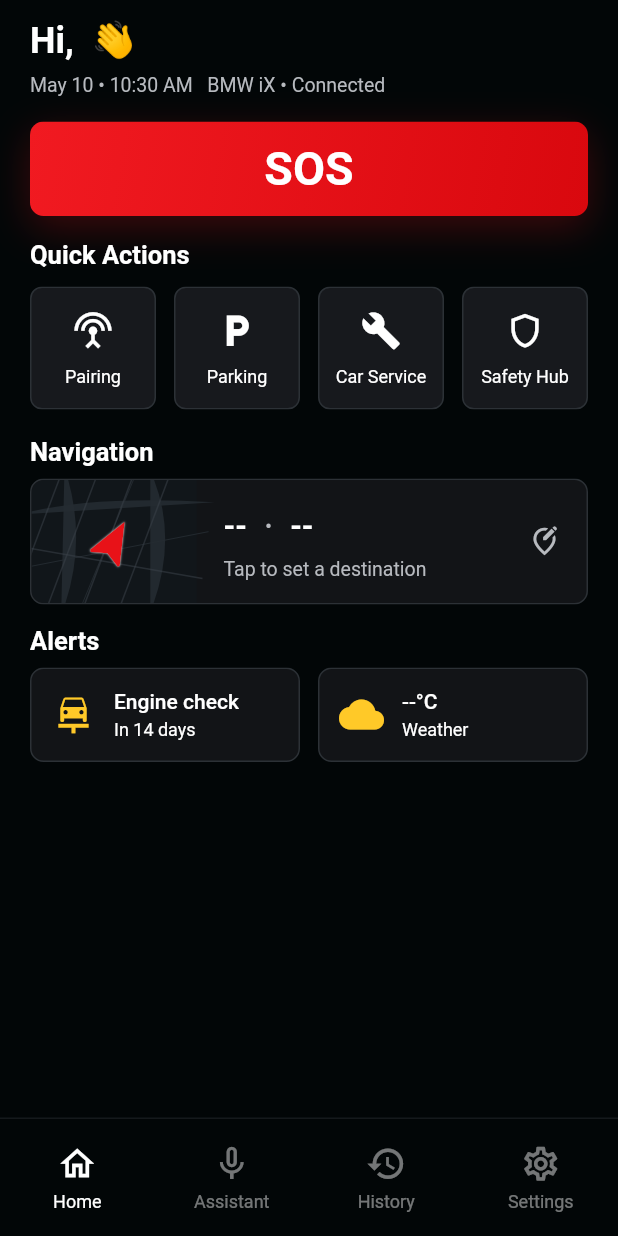
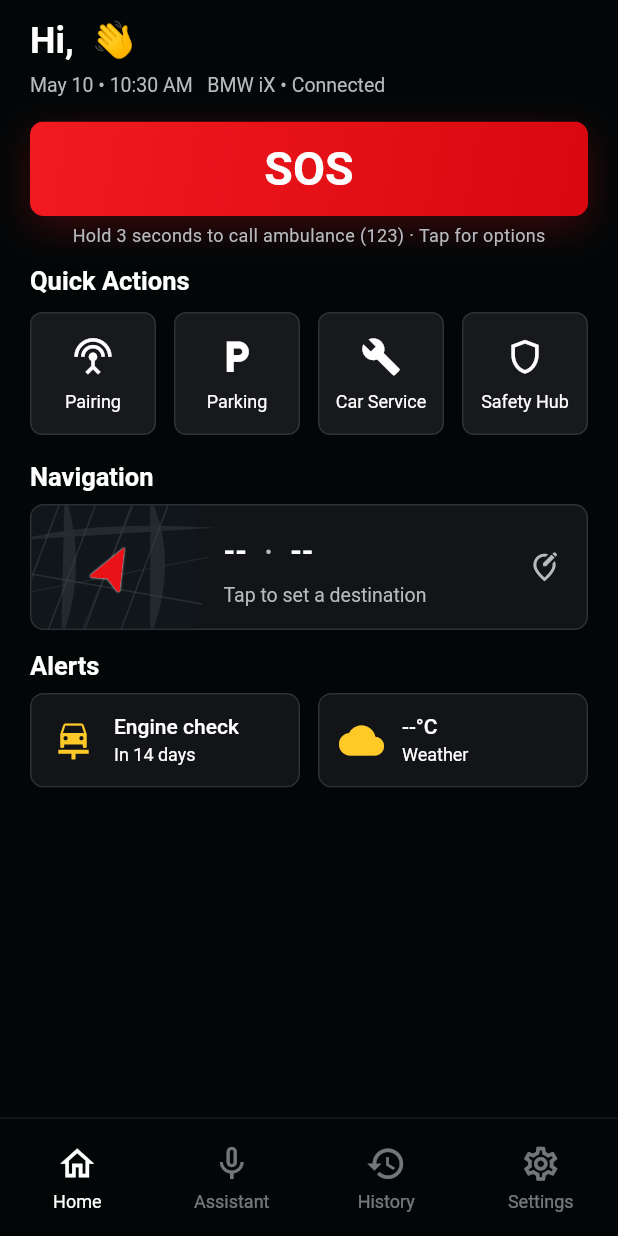
Before and after one commit to NayeraYasser1/amn_app_before_final, a Flutter app: the screen it shows once a user with an empty profile is signed in, on a phone screen of 412 x 824 dp. Run offline on Flutter 3.47's test engine with Material 3 defaults, Android fonts, the phone set to English and light mode, and no system bars; our stand-ins replace cached_network_image, cloud_firestore, firebase_auth, firebase_core, firebase_storage, flutter_map and 8 more; accounts and stored records are empty.

Commit message:
SOS button: cancel hold on finger movement, progress fill, hint caption
Safety: the hold-to-call timer is now canceled as soon as the finger
drifts more than 18 px, so slowly scrolling over the SOS button can no
longer dial the ambulance by accident (verified via logcat: cancel fires
144 ms into a drag; a motionless 3 s hold still dials exactly at 3 s).
UX: a white progress fill sweeps across the button during the hold, the
HOLD label appears only after 150 ms so quick taps do not flicker, a
light haptic tick confirms hold start, and a caption under the button
explains hold-to-call vs tap-for-options. History now logs SOS events
as Started (colored like In Progress) instead of a forever-In Progress.

Co-Authored-By: Claude Fable 5 <noreply@anthropic.com>

```diff
--- a/lib/screens/emergency_history_screen.dart
+++ b/lib/screens/emergency_history_screen.dart
@@ -742,7 +742,7 @@ Color _statusColor(String status) {
       normalized == 'resolved') {
     return _green;
   }
-  if (normalized == 'in progress') return _blue;
+  if (normalized == 'in progress' || normalized == 'started') return _blue;
   return _muted;
 }
 
--- a/lib/screens/home_page.dart
+++ b/lib/screens/home_page.dart
@@ -549,6 +549,7 @@ class _HomePageState extends State<HomePage> {
 
     _sosHoldTimer?.cancel();
     _suppressNextSosTap = false;
+    HapticFeedback.lightImpact();
     setState(() => _isHoldingSos = true);
     _sosHoldTimer = Timer(
       const Duration(seconds: _sosHoldSeconds),
@@ -581,7 +582,7 @@ class _HomePageState extends State<HomePage> {
         type: 'sos',
         title: 'SOS Ambulance Call Started',
         description: 'SOS long press from home screen',
-        status: 'In Progress',
+        status: 'Started',
       ).catchError((_) {}),
     );
     await _callAmbulance();
@@ -663,7 +664,15 @@ class _HomePageState extends State<HomePage> {
                 onHoldStart: _startSosHold,
                 onHoldCancel: _cancelSosHold,
               ),
-              const SizedBox(height: 18),
+              const SizedBox(height: 7),
+              const Center(
+                child: Text(
+                  'Hold $_sosHoldSeconds seconds to call ambulance '
+                  '($_ambulanceNumber) · Tap for options',
+                  style: TextStyle(color: _muted, fontSize: 12, height: 1),
+                ),
+              ),
+              const SizedBox(height: 16),
               const _SectionTitle('Quick Actions'),
               const SizedBox(height: 12),
               Row(
@@ -862,7 +871,7 @@ class _HomeHeader extends StatelessWidget {
   }
 }
 
-class _SosButton extends StatelessWidget {
+class _SosButton extends StatefulWidget {
   final bool isHolding;
   final VoidCallback onTap;
   final VoidCallback onHoldStart;
@@ -874,6 +883,45 @@ class _SosButton extends StatelessWidget {
     required this.onHoldStart,
     required this.onHoldCancel,
   });
+
+  @override
+  State<_SosButton> createState() => _SosButtonState();
+}
+
+class _SosButtonState extends State<_SosButton>
+    with SingleTickerProviderStateMixin {
+  // A finger that drifts further than this is scrolling, not holding —
+  // cancel the hold so a slow scroll over SOS can never dial by accident.
+  static const double _moveSlop = 18;
+
+  late final AnimationController _progress = AnimationController(
+    vsync: this,
+    duration: const Duration(seconds: _sosHoldSeconds),
+  );
+  Offset? _downPosition;
+
+  @override
+  void didUpdateWidget(covariant _SosButton oldWidget) {
+    super.didUpdateWidget(oldWidget);
+    if (widget.isHolding && !oldWidget.isHolding) {
+      _progress.forward(from: 0);
+    } else if (!widget.isHolding && oldWidget.isHolding) {
+      _progress.reset();
+    }
+  }
+
+  @override
+  void dispose() {
+    _progress.dispose();
+    super.dispose();
+  }
+
+  void _onPointerMove(PointerMoveEvent event) {
+    final down = _downPosition;
+    if (down != null && (event.position - down).distance > _moveSlop) {
+      widget.onHoldCancel();
+    }
+  }
 
   @override
   Widget build(BuildContext context) {
@@ -902,18 +950,45 @@ class _SosButton extends StatelessWidget {
           ),
           child: Listener(
             behavior: HitTestBehavior.opaque,
-            onPointerDown: (_) => onHoldStart(),
-            onPointerUp: (_) => onHoldCancel(),
-            onPointerCancel: (_) => onHoldCancel(),
+            onPointerDown: (event) {
+              _downPosition = event.position;
+              widget.onHoldStart();
+            },
+            onPointerMove: _onPointerMove,
+            onPointerUp: (_) => widget.onHoldCancel(),
+            onPointerCancel: (_) => widget.onHoldCancel(),
             child: InkWell(
-              onTap: onTap,
+              onTap: widget.onTap,
               borderRadius: BorderRadius.circular(9),
-              child: Center(
+              child: AnimatedBuilder(
+                animation: _progress,
+                builder: (context, _) {
+                  // The label flips to HOLD only after ~150 ms so a quick
+                  // tap doesn't flicker.
+                  final showHold =
+                      widget.isHolding &&
+                      _progress.value > 0.15 / _sosHoldSeconds;
+                  return ClipRRect(
+                    borderRadius: BorderRadius.circular(9),
+                    child: Stack(
+                      fit: StackFit.expand,
+                      children: [
+                        Align(
+                          alignment: Alignment.centerLeft,
+                          child: FractionallySizedBox(
+                            widthFactor: _progress.value,
+                            heightFactor: 1,
+                            child: ColoredBox(
+                              color: Colors.white.withValues(alpha: 0.28),
+                            ),
+                          ),
+                        ),
+                        Center(
                           child: AnimatedSwitcher(
                             duration: const Duration(milliseconds: 120),
                             child: Text(
-                    isHolding ? 'HOLD' : 'SOS',
-                    key: ValueKey(isHolding),
+                              showHold ? 'HOLD' : 'SOS',
+                              key: ValueKey(showHold),
                               style: const TextStyle(
                                 color: Colors.white,
                                 fontSize: 31,
@@ -923,6 +998,11 @@ class _SosButton extends StatelessWidget {
                               ),
                             ),
                           ),
+                        ),
+                      ],
+                    ),
+                  );
+                },
               ),
             ),
           ),
```
Lines whose indentation alone changed are shown as unchanged.
